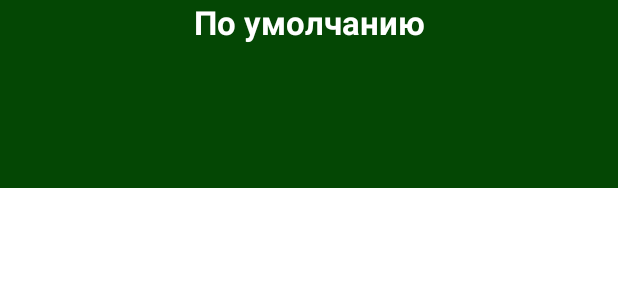
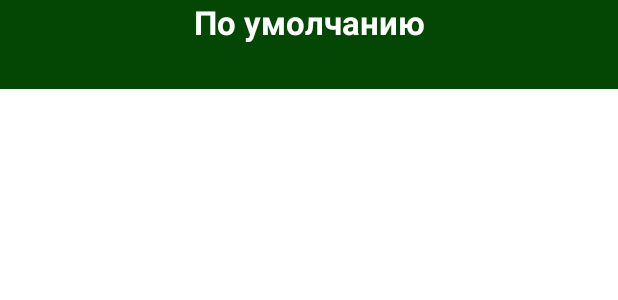
Before and after one commit to Yuri4444/DinosaursAppOldVersion, an Android app: the layout activity_detail.xml on its own in the app's theme, with its tools: preview values and no code run, on a phone screen of 412 x 824 dp. Shown: the top 300 px of the screen. Run offline under Robolectric (Android 15) with nearby library versions, the phone set to English and light mode, and no system bars; Roboto replaces fonts that are not available here.

Commit message:
fix meaning of name

```diff
--- a/app/src/main/res/layout/activity_detail.xml
+++ b/app/src/main/res/layout/activity_detail.xml
@@ -48,7 +48,7 @@
                 <TextView
                     android:id="@+id/tvDetail"
                     android:layout_width="match_parent"
-                    android:layout_height="85dp"
+                    android:layout_height="wrap_content"
                     android:layout_margin="5dp"
                     android:layout_weight="1"
                     android:textColor="@color/white" />
--- a/app/src/main/res/menu/menu_search.xml
+++ b/app/src/main/res/menu/menu_search.xml
@@ -7,6 +7,6 @@
         android:icon="@drawable/ic_search"
         android:title="@string/search"
         app:actionViewClass="androidx.appcompat.widget.SearchView"
-        app:showAsAction="ifRoom|collapseActionView" />
+        app:showAsAction="always" />
 
 </menu>
--- a/app/src/main/res/values/strings.xml
+++ b/app/src/main/res/values/strings.xml
@@ -17,7 +17,7 @@
     <string name="cretaceous">Cretaceous</string>
 
     <!--    Details-->
-    <string name="description_land"> Habitat time:\n Length:\n Weight:\n First found:\n Meaning of the name:</string>
+    <string name="description_land"> Habitat time:\n Height\n Length:\n Weight:\n First found:\n Meaning of the name:</string>
     <string name="description_aqua"> Habitat time:\nLength:\nFirst found:\nMeaning of the name:</string>
     <string name="description_air"> Habitat time:\nWingspan:\nFirst found:\nMeaning of the name:</string>
     <string name="search">Search</string>
```
Also changed, not shown: 1 other file.
